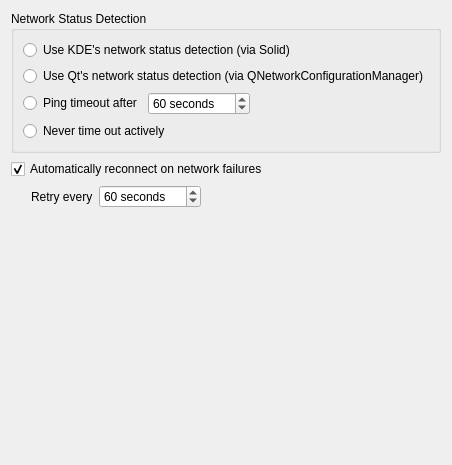
The window that src/qtui/settingspages/coreconnectionsettingspage.ui (quassel/quassel) describes before a commit, drawn with Qt 5.
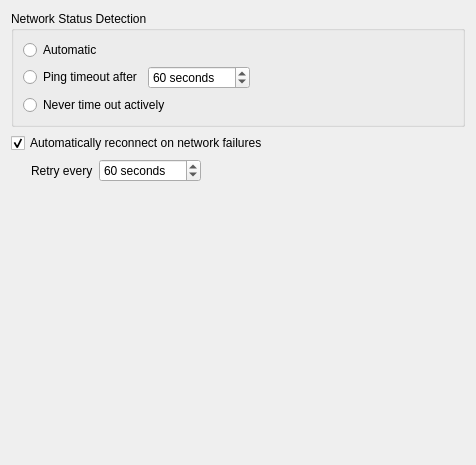
The same window after the commit.

Commit message:
Remove support for network detection via Solid
Now that we rely on Qt 4.8 and up, we can use QNCM on all platforms.
Solid::Networking didn't do anything else, and is deprecated in
KDE Frameworks in favor of QNCM anyway.

Also improved the core connection settings dialog a bit.

```diff
--- a/src/qtui/settingspages/coreconnectionsettingspage.ui
+++ b/src/qtui/settingspages/coreconnectionsettingspage.ui
@@ -6,7 +6,7 @@
    <rect>
     <x>0</x>
     <y>0</y>
-    <width>446</width>
+    <width>476</width>
     <height>465</height>
    </rect>
   </property>
@@ -20,26 +20,13 @@
       <string>Network Status Detection</string>
      </property>
      <layout class="QVBoxLayout" name="verticalLayout">
-      <item>
-       <widget class="QRadioButton" name="useSolid">
-        <property name="toolTip">
-         <string>Rely on KDE's hardware layer to detect if we're online. Recommended for most KDE users</string>
-        </property>
-        <property name="text">
-         <string>Use KDE's network status detection (via Solid)</string>
-        </property>
-        <property name="checked">
-         <bool>false</bool>
-        </property>
-       </widget>
-      </item>
       <item>
        <widget class="QRadioButton" name="useQNetworkConfigurationManager">
         <property name="toolTip">
          <string>Rely on Qt's network configuration manager to detect if we're online.</string>
         </property>
         <property name="text">
-         <string>Use Qt's network status detection (via QNetworkConfigurationManager)</string>
+         <string>Automatic</string>
         </property>
         <property name="checked">
          <bool>false</bool>
```
Left out of the diff: 12 changed lines with no effect on the pictures. The commit also changes 6 other files.
